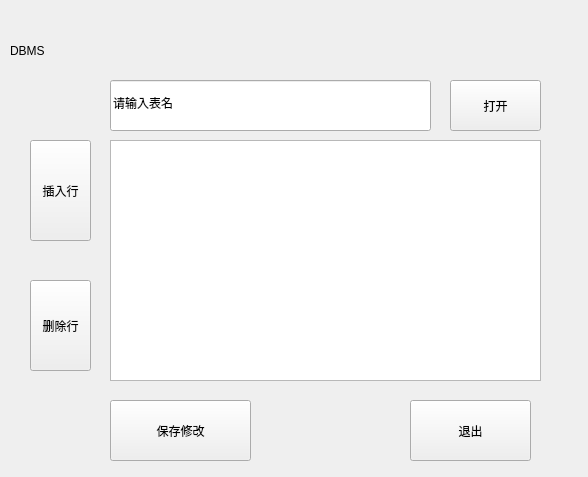
jy-080610/DBMS, file dataoperation.ui: the form before one commit.
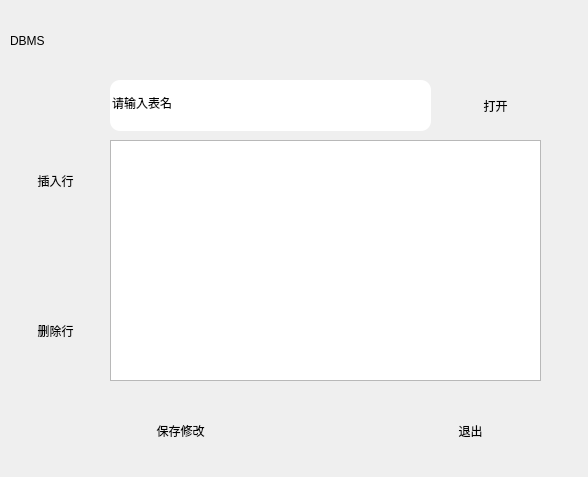
The form after the commit. Icons and pictures are not drawn.

Diff of the .ui file:
```diff
--- a/dataoperation.ui
+++ b/dataoperation.ui
@@ -16,19 +16,6 @@
   <property name="styleSheet">
    <string notr="true">font: 10pt &quot;方正粗黑宋简体&quot;;</string>
   </property>
-  <widget class="QLabel" name="label">
-   <property name="geometry">
-    <rect>
-     <x>10</x>
-     <y>10</y>
-     <width>571</width>
-     <height>451</height>
-    </rect>
-   </property>
-   <property name="text">
-    <string/>
-   </property>
-  </widget>
   <widget class="QLineEdit" name="path">
    <property name="geometry">
     <rect>
@@ -38,6 +25,17 @@
      <height>51</height>
     </rect>
    </property>
+   <property name="styleSheet">
+    <string notr="true">QLineEdit {
+  
+
+	background-image: url(:/picture/b3.jpg);
+ border-color: rgb(93, 171, 255);
+    border-radius: 10px;
+    border-style: outset;
+  
+    }</string>
+   </property>
    <property name="text">
     <string>请输入表名</string>
    </property>
@@ -51,6 +49,16 @@
      <height>51</height>
     </rect>
    </property>
+   <property name="styleSheet">
+    <string notr="true">QPushButton {
+  
+ border-color: rgb(93, 171, 255);
+    border-radius: 20px;
+    border-style: outset;
+ 
+ background-image: url(:/picture/b3.jpg);
+    }</string>
+   </property>
    <property name="text">
     <string>打开</string>
    </property>
@@ -58,12 +66,22 @@
   <widget class="QPushButton" name="pushButton_insert">
    <property name="geometry">
     <rect>
-     <x>30</x>
+     <x>10</x>
      <y>140</y>
-     <width>61</width>
-     <height>101</height>
+     <width>91</width>
+     <height>81</height>
     </rect>
    </property>
+   <property name="styleSheet">
+    <string notr="true">QPushButton {
+  
+ border-color: rgb(93, 171, 255);
+    border-radius: 20px;
+    border-style: outset;
+ 
+ background-image: url(:/picture/b3.jpg);
+    }</string>
+   </property>
    <property name="text">
     <string>插入行</string>
    </property>
@@ -71,12 +89,22 @@
   <widget class="QPushButton" name="pushButton_delete">
    <property name="geometry">
     <rect>
-     <x>30</x>
-     <y>280</y>
-     <width>61</width>
-     <height>91</height>
+     <x>10</x>
+     <y>290</y>
+     <width>91</width>
+     <height>81</height>
     </rect>
    </property>
+   <property name="styleSheet">
+    <string notr="true">QPushButton {
+  
+ border-color: rgb(93, 171, 255);
+    border-radius: 20px;
+    border-style: outset;
+ 
+ background-image: url(:/picture/b3.jpg);
+    }</string>
+   </property>
    <property name="text">
     <string>删除行</string>
    </property>
@@ -100,6 +128,16 @@
      <height>61</height>
     </rect>
    </property>
+   <property name="styleSheet">
+    <string notr="true">QPushButton {
+  
+ border-color: rgb(93, 171, 255);
+    border-radius: 20px;
+    border-style: outset;
+ 
+ background-image: url(:/picture/b3.jpg);
+    }</string>
+   </property>
    <property name="text">
     <string>保存修改</string>
    </property>
@@ -113,6 +151,16 @@
      <height>61</height>
     </rect>
    </property>
+   <property name="styleSheet">
+    <string notr="true">QPushButton {
+  
+ border-color: rgb(93, 171, 255);
+    border-radius: 20px;
+    border-style: outset;
+ 
+ background-image: url(:/picture/b3.jpg);
+    }</string>
+   </property>
    <property name="text">
     <string>退出</string>
    </property>
@@ -122,8 +170,8 @@
     <rect>
      <x>10</x>
      <y>10</y>
-     <width>121</width>
-     <height>81</height>
+     <width>131</width>
+     <height>61</height>
     </rect>
    </property>
    <property name="styleSheet">
```
Left out of the diff: 10 changed lines with no effect on the pictures.
